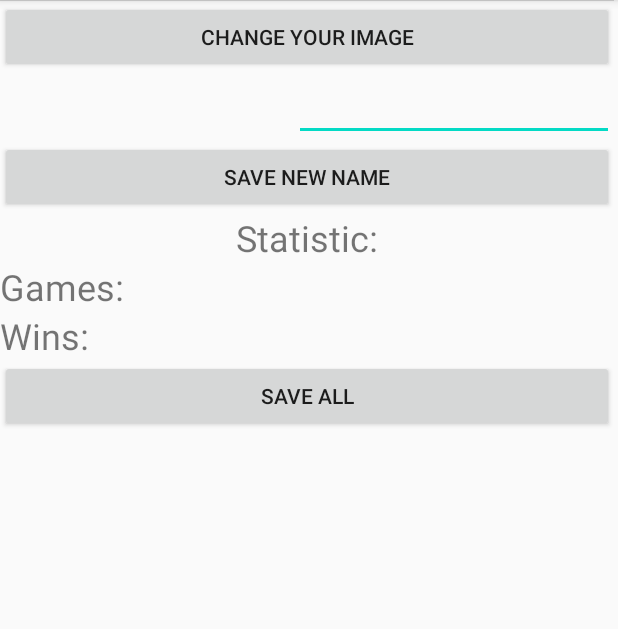
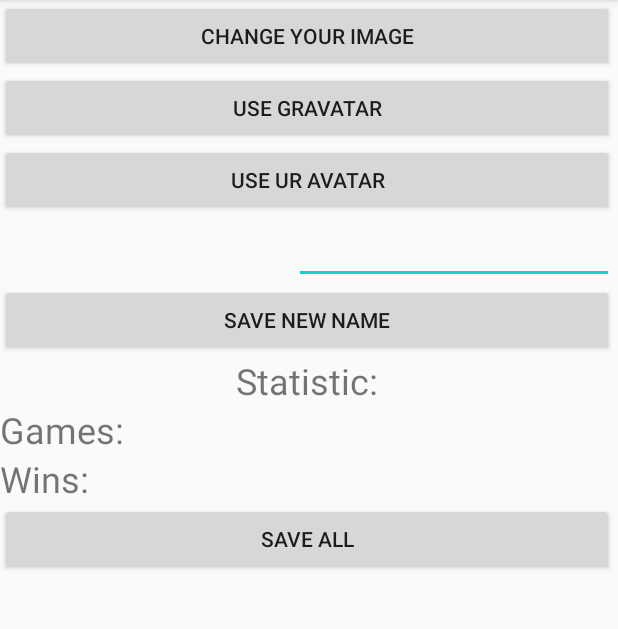
Before and after one commit to SamaritaninS/Android, an Android app: the ProfileActivity screen opened directly, with no data from a screen before it, on a phone screen of 412 x 824 dp, the part 84-713 px from its top. Run offline under Robolectric (Android 15) with nearby library versions, the phone set to English and light mode, and no system bars; our stand-ins replace Firebase (no records; nobody signed in at launch, a user with empty details on screens opened directly), Picasso; pictures from the network do not load.

Commit message:
Add switch gravatar and ur avatar

```diff
--- a/lab3/app/src/main/java/com/example/battleships/Activity/MainActivity.java
+++ b/lab3/app/src/main/java/com/example/battleships/Activity/MainActivity.java
@@ -65,7 +65,7 @@ public class MainActivity extends AppCompatActivity {
                 reference.child(User.Id).child(User.Rank).child("name").setValue(User.Name);
                 reference.child(User.Id).child(User.Rank).child("email").setValue(User.Email);
                 reference.child(User.Id).child(User.Rank).child("action").setValue(User.Status);
-                //reference.child(User.Id).child(User.Rank).child("image").setValue(User.Image);
+                reference.child(User.Id).child(User.Rank).child("image").setValue(User.Image);
                 reference.child(User.Id).child(User.EnemyRank).child("action").setValue("a");
                 Intent intent = new Intent(getApplicationContext(), BattleActivity.class);
                 startActivity(intent);
@@ -88,9 +88,9 @@ public class MainActivity extends AppCompatActivity {
                             User.Status = "notReady";
                             User.EnemyName = dataSnapshot.child(input).child("creator").child("name").getValue(String.class);
                             User.EnemyEmail = dataSnapshot.child(input).child("creator").child("email").getValue(String.class);
-                            //User.EnemyImage = dataSnapshot.child(input).child("creator").child("image").getValue(String.class);
+                            User.EnemyImage = dataSnapshot.child(input).child("creator").child("image").getValue(String.class);
                             User.Id = dataSnapshot.child(input).child("id").getValue(String.class);
-                            //reference.child(input).child(User.Rank).child("image").setValue(User.Image);
+                            reference.child(input).child(User.Rank).child("image").setValue(User.Image);
                             reference.child(input).child(User.Rank).child("name").setValue(User.Name);
                             reference.child(input).child(User.Rank).child("email").setValue(User.Email);
                             reference.child(input).child(User.Rank).child("action").setValue(User.Status);
--- a/lab3/app/src/main/java/com/example/battleships/Activity/ProfileActivity.java
+++ b/lab3/app/src/main/java/com/example/battleships/Activity/ProfileActivity.java
@@ -36,7 +36,7 @@ public class ProfileActivity extends AppCompatActivity {
 
     FirebaseDatabase db = FirebaseDatabase.getInstance("https://battleships-f50de-default-rtdb.firebaseio.com/");
     DatabaseReference reference = db.getReference("Users");
-    Button imageChangeButton, nameChangeButton, saveAllButton;
+    Button imageChangeButton, nameChangeButton, saveAllButton, gravatarButton, avatarButton;
     EditText newNameEdit;
     TextView emailText, winsText, gamesText;
     ImageView imageView;
@@ -52,6 +52,8 @@ public class ProfileActivity extends AppCompatActivity {
         super.onCreate(savedInstanceState);
         setContentView(R.layout.activity_profile);
         imageChangeButton = findViewById(R.id.imageChangeButton);
+        gravatarButton = findViewById(R.id.gravatarButton);
+        avatarButton = findViewById(R.id.avatarButton);
         nameChangeButton = findViewById(R.id.nameChangeButton);
         saveAllButton = findViewById(R.id.saveAllButton);
         newNameEdit = findViewById(R.id.newNameEdit);
@@ -68,15 +70,6 @@ public class ProfileActivity extends AppCompatActivity {
         winsText.setText(User.Wins);
         gamesText.setText(User.Games);
 
-        Gravatar gravatar = new Gravatar();
-        gravatar.setSize(50);
-        gravatar.setRating(GravatarRating.GENERAL_AUDIENCES);
-        gravatar.setDefaultImage(GravatarDefaultImage.IDENTICON);
-        String url = gravatar.getUrl(User.Email);
-        url = new StringBuffer(url).insert(4, "s").toString();
-        Picasso.get().load(url).into(imageView);
-
-        //Picasso.get().load(User.Image).into(imageView);
 
         nameChangeButton.setOnClickListener(new View.OnClickListener() {
             @Override
@@ -87,7 +80,7 @@ public class ProfileActivity extends AppCompatActivity {
                     User.Name=newNameEdit.getText().toString();
                     reference.child(newNameEdit.getText().toString()).child("name").setValue(User.Name);
                     reference.child(newNameEdit.getText().toString()).child("email").setValue(User.Email);
-                    //reference.child(newNameEdit.getText().toString()).child("image").setValue(User.Image);
+                    reference.child(newNameEdit.getText().toString()).child("image").setValue(User.Image);
                     reference.child(newNameEdit.getText().toString()).child("password").setValue(User.Password);
                     reference.child(newNameEdit.getText().toString()).child("statistics").child("games").setValue(User.Games);
                     reference.child(newNameEdit.getText().toString()).child("statistics").child("wins").setValue(User.Wins);
@@ -101,6 +94,26 @@ public class ProfileActivity extends AppCompatActivity {
             public void onClick(View view) {
 
                 openFileFolder();
+            }
+        });
+
+        gravatarButton.setOnClickListener(new View.OnClickListener() {
+            @Override
+            public void onClick(View view) {
+                Gravatar gravatar = new Gravatar();
+                gravatar.setSize(50);
+                gravatar.setRating(GravatarRating.GENERAL_AUDIENCES);
+                gravatar.setDefaultImage(GravatarDefaultImage.IDENTICON);
+                String url = gravatar.getUrl(User.Email);
+                url = new StringBuffer(url).insert(4, "s").toString();
+                Picasso.get().load(url).into(imageView);
+            }
+        });
+
+        avatarButton.setOnClickListener(new View.OnClickListener() {
+            @Override
+            public void onClick(View view) {
+                Picasso.get().load(User.Image).into(imageView);
             }
         });
 
--- a/lab3/app/src/main/java/com/example/battleships/Activity/RegistrationActivity.java
+++ b/lab3/app/src/main/java/com/example/battleships/Activity/RegistrationActivity.java
@@ -49,7 +49,7 @@ public class RegistrationActivity extends AppCompatActivity {
                 String inputPassword = passwordEdit.getText().toString();
                 reference.child(inputEmail).child("name").setValue(inputName);
                 reference.child(inputEmail).child("email").setValue(inputEmail);
-                //reference.child(inputEmail).child("image").setValue("https://firebasestorage.googleapis.com/v0/b/battleships-f50de.appspot.com/o/uploads%2Fdefault.jpg?alt=media&token=00d3b70b-8b7d-4343-95b3-e755d676dba4");
+                reference.child(inputEmail).child("image").setValue("");
                 reference.child(inputEmail).child("password").setValue(inputPassword);
                 reference.child(inputEmail).child("statistics").child("wins").setValue("0");
                 reference.child(inputEmail).child("statistics").child("games").setValue("0");
--- a/lab3/app/src/main/res/layout/activity_profile.xml
+++ b/lab3/app/src/main/res/layout/activity_profile.xml
@@ -24,6 +24,18 @@
             android:layout_width="match_parent"
             android:layout_height="wrap_content"
             android:text="Change Your Image" />
+
+        <Button
+            android:id="@+id/gravatarButton"
+            android:layout_width="match_parent"
+            android:layout_height="wrap_content"
+            android:text="Use gravatar" />
+
+        <Button
+            android:id="@+id/avatarButton"
+            android:layout_width="match_parent"
+            android:layout_height="wrap_content"
+            android:text="Use ur avatar" />
 
         <LinearLayout
             android:layout_width="match_parent"
```
